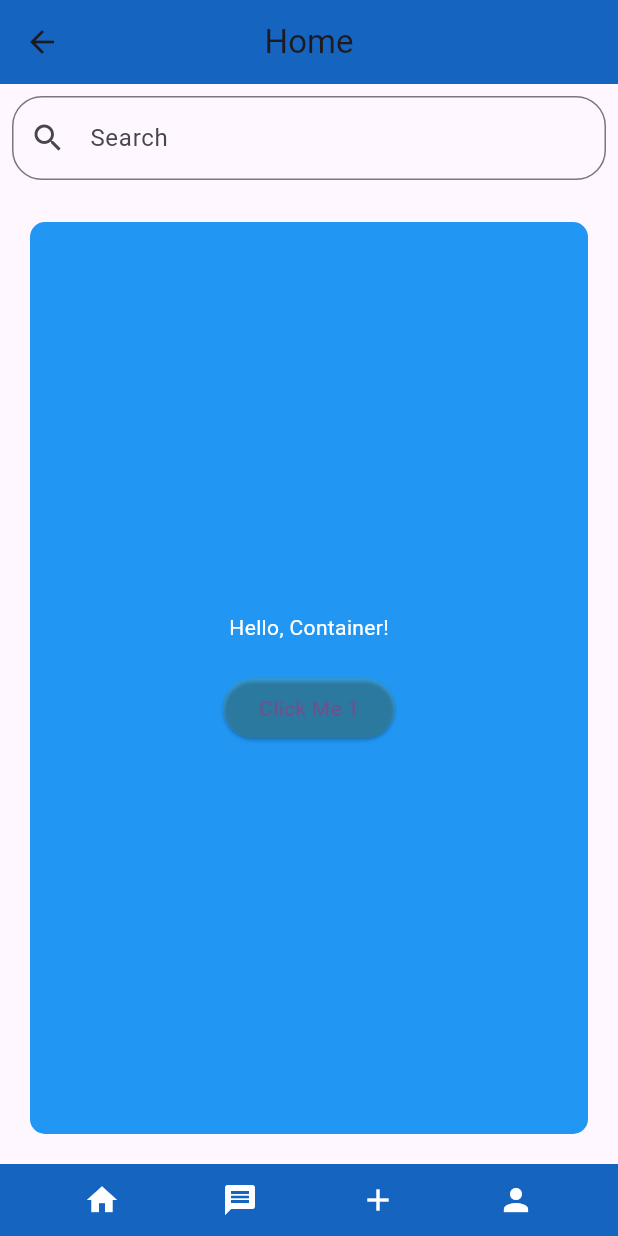
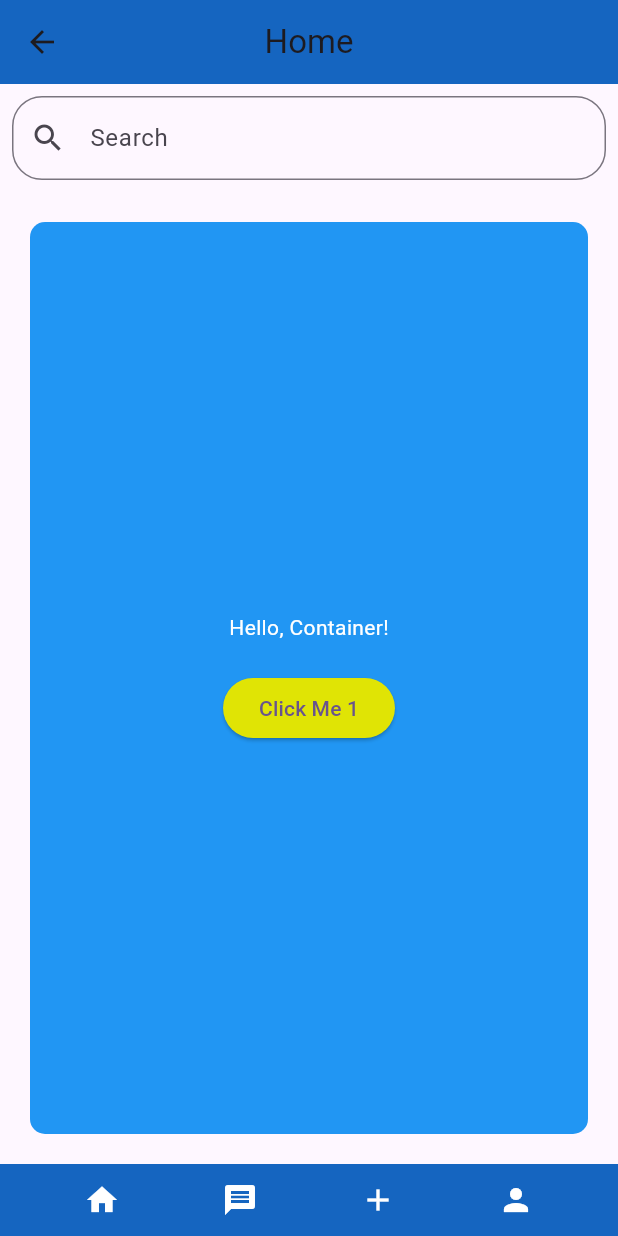
Before and after one commit to maneesha2002/lost_seeker_mobile_app, a Flutter app: the Home screen opened directly, on a phone screen of 412 x 824 dp. Run offline on Flutter 3.47's test engine with Material 3 defaults, Android fonts, the phone set to English and light mode, and no system bars; our stand-ins replace image_picker.

Commit message:
Update home.dart

```diff
--- a/flutter_mobile/lib/screens/home.dart
+++ b/flutter_mobile/lib/screens/home.dart
@@ -50,7 +50,7 @@ class Home extends StatelessWidget {
                     onPressed: () {},
                     style: ButtonStyle(
                         backgroundColor: MaterialStateColor.resolveWith(
-                            (states) => Color.fromARGB(25, 224, 228, 5))),
+                            (states) => Color.fromARGB(255, 224, 228, 5))),
                     child: Text("Click Me 1"),
                   ),
                 ],
```
